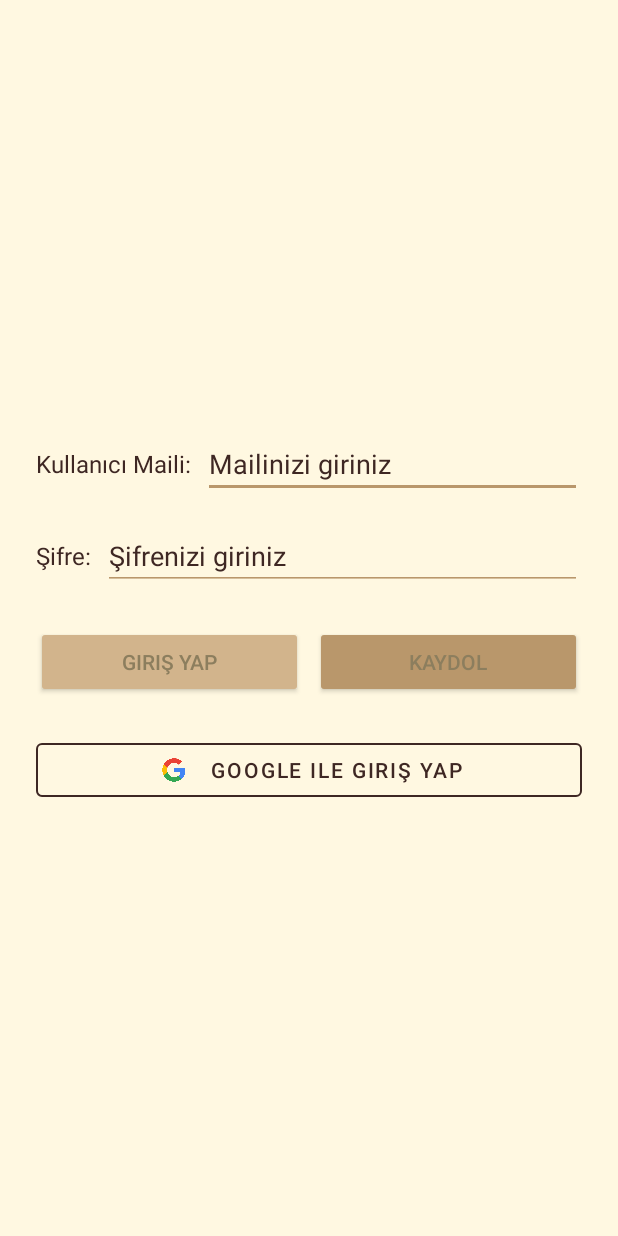
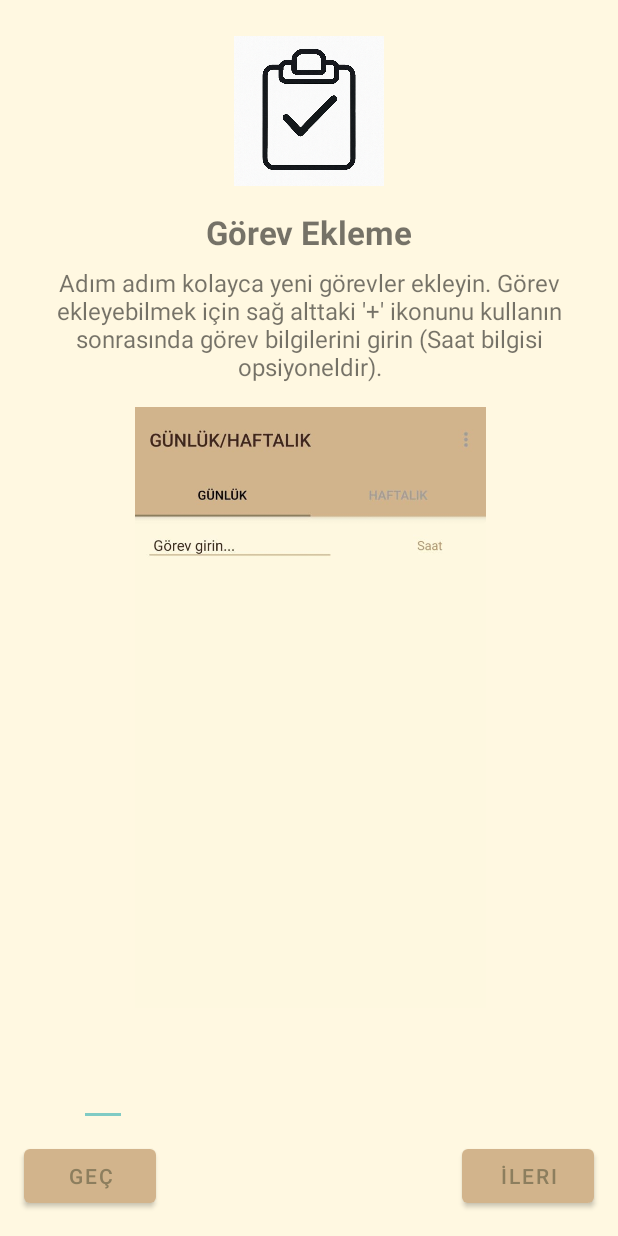
Before and after one commit to yusuf-ulgen/todolist, an Android app: the screen it shows after launch (Giris before the commit, OnboardingActivity after it), on a phone screen of 412 x 824 dp. Run offline under Robolectric (Android 15) with nearby library versions, the light colour scheme and no system bars.

Commit message:
Bu committe uygulamaya kullanıcıların uygulamayı anlayabilmesi 3 tane öğretici sayfa ekledim.

```diff
--- a/app/src/main/AndroidManifest.xml
+++ b/app/src/main/AndroidManifest.xml
@@ -5,8 +5,9 @@
     <uses-permission android:name="android.permission.INTERNET" />
     <uses-permission android:name="android.permission.ACCESS_NETWORK_STATE" />
     <uses-permission android:name="android.permission.POST_NOTIFICATIONS" />
-    <uses-permission android:name="android.permission.SCHEDULE_EXACT_ALARM"
-        tools:targetApi="s"/>
+    <uses-permission
+        android:name="android.permission.SCHEDULE_EXACT_ALARM"
+        tools:targetApi="s" />
 
     <application
         android:allowBackup="true"
@@ -18,6 +19,13 @@
         android:supportsRtl="true"
         android:theme="@style/Theme.ToDoList"
         tools:targetApi="31">
+        <activity android:name=".OnboardingActivity"
+            android:exported="true">
+            <intent-filter>
+                <action android:name="android.intent.action.MAIN" />
+                <category android:name="android.intent.category.LAUNCHER" />
+            </intent-filter>
+        </activity>
         <activity
             android:name=".NewListActivity"
             android:exported="false"
@@ -29,11 +37,6 @@
         <activity
             android:name=".Giris"
             android:exported="true">
-            <intent-filter>
-                <action android:name="android.intent.action.MAIN" />
-
-                <category android:name="android.intent.category.LAUNCHER" />
-            </intent-filter>
         </activity>
         <activity
             android:name=".AdminFeedbackActivity"
@@ -67,5 +70,4 @@
             android:name=".ResetReceiver"
             android:exported="false" />
     </application>
-
 </manifest>
--- /dev/null
+++ b/app/src/main/java/com/example/todolist/OnboardingActivity.kt
@@ -0,0 +1,82 @@
+// app/src/main/java/com/example/todolist/OnboardingActivity.kt
+package com.example.todolist
+
+import android.content.Intent
+import android.os.Bundle
+import androidx.appcompat.app.AppCompatActivity
+import androidx.viewpager2.widget.ViewPager2
+import com.example.todolist.databinding.ActivityOnboardingBinding
+import com.google.android.material.tabs.TabLayoutMediator
+import android.util.Log
+
+class OnboardingActivity : AppCompatActivity() {
+
+    private lateinit var binding: ActivityOnboardingBinding
+
+    override fun onCreate(savedInstanceState: Bundle?) {
+        super.onCreate(savedInstanceState)
+
+        // Eğer daha önce gösterildiyse atla
+        if (!PreferenceManager.isFirstLaunch(this)) {
+            startActivity(Intent(this, Giris::class.java))
+            finish()
+            return
+        }
+
+        binding = ActivityOnboardingBinding.inflate(layoutInflater)
+        setContentView(binding.root)
+
+        // --------------- Burayı güncelliyoruz ---------------
+
+        val onboardingPages = listOf(
+            OnboardingPage(
+                iconRes = R.drawable.ic_onboard_task,
+                featureImageRes = R.drawable.onboard_task_feature,   // 1. ölçekli görsel
+                title = "Görev Ekleme",
+                description = "Adım adım kolayca yeni görevler ekleyin. Görev ekleyebilmek için sağ alttaki '+' ikonunu kullanın sonrasında görev bilgilerini girin (Saat bilgisi opsiyoneldir)."
+            ),
+            OnboardingPage(
+                iconRes = R.drawable.ic_onboard_list,
+                featureImageRes = R.drawable.onboard_list_feature,   // 2. ölçekli görsel
+                title = "Listeleriniz",
+                description = "Farklı listeler oluşturarak işlerinizi kategorilere ayırın, yönetimi basitleştirin. Sağ üstten de menüye ulaşabilirsiniz."
+            ),
+            OnboardingPage(
+                iconRes = R.drawable.ic_onboard_stats,
+                featureImageRes = R.drawable.onboard_stats_feature,   // 3. ölçekli görsel
+                title = "İstatistikler",
+                description = "Günlük ve haftalık istatistiklerinizi görüntüleyerek performansınızı analiz edin. Bunu kullanabilmek için resetleme zamanını ayarlamayı unutmayın! Resetleme zamanı vakti geldiğinde görevleri 'yapılmamış' durumuna getirir tekrardan."
+            )
+        )
+
+        val onboardingAdapter = OnboardingAdapter(onboardingPages)
+        binding.viewPager.adapter = onboardingAdapter
+
+        TabLayoutMediator(binding.tabLayout, binding.viewPager) { _, _ -> }.attach()
+
+        binding.skipButton.setOnClickListener { completeOnboarding() }
+        binding.nextButton.setOnClickListener {
+            if (binding.viewPager.currentItem + 1 < onboardingAdapter.itemCount) {
+                binding.viewPager.currentItem += 1
+            } else {
+                completeOnboarding()
+            }
+        }
+
+        binding.viewPager.registerOnPageChangeCallback(object : ViewPager2.OnPageChangeCallback() {
+            override fun onPageSelected(position: Int) {
+                if (position == onboardingAdapter.itemCount - 1) {
+                    binding.nextButton.text = "Başla"
+                } else {
+                    binding.nextButton.text = "İleri"
+                }
+            }
+        })
+    }
+
+    private fun completeOnboarding() {
+        PreferenceManager.setLaunched(this)
+        startActivity(Intent(this, Giris::class.java))
+        finish()
+    }
+}
--- /dev/null
+++ b/app/src/main/java/com/example/todolist/OnboardingAdapter.kt
@@ -0,0 +1,40 @@
+package com.example.todolist
+
+import android.util.Log
+import android.view.LayoutInflater
+import android.view.View
+import android.view.ViewGroup
+import androidx.recyclerview.widget.RecyclerView
+import com.example.todolist.databinding.OnboardingPageBinding
+
+class OnboardingAdapter(
+    private val pages: List<OnboardingPage>
+) : RecyclerView.Adapter<OnboardingAdapter.OnboardingViewHolder>() {
+
+    inner class OnboardingViewHolder(val binding: OnboardingPageBinding) :
+        RecyclerView.ViewHolder(binding.root)
+
+    override fun onCreateViewHolder(parent: ViewGroup, viewType: Int): OnboardingViewHolder {
+        val binding = OnboardingPageBinding.inflate(
+            LayoutInflater.from(parent.context),
+            parent,
+            false
+        )
+        return OnboardingViewHolder(binding)
+    }
+
+    override fun onBindViewHolder(holder: OnboardingViewHolder, position: Int) {
+        val page = pages[position]
+        Log.d("OnboardingAdapter", "Binding position=$position, featureImageRes=${page.featureImageRes}")
+
+        holder.binding.pageIcon.setImageResource(page.iconRes)
+        holder.binding.pageTitle.text = page.title
+        holder.binding.pageDescription.text = page.description
+
+        // Yeni görseli burada atıyoruz:
+        holder.binding.pageFeatureImage.setImageResource(page.featureImageRes)
+        holder.binding.pageFeatureImage.visibility = View.VISIBLE
+    }
+
+    override fun getItemCount() = pages.size
+}
--- /dev/null
+++ b/app/src/main/java/com/example/todolist/OnboardingPage.kt
@@ -0,0 +1,8 @@
+package com.example.todolist
+
+data class OnboardingPage(
+    val iconRes: Int,
+    val featureImageRes: Int,
+    val title: String,
+    val description: String
+)
--- /dev/null
+++ b/app/src/main/java/com/example/todolist/PreferenceManager.kt
@@ -0,0 +1,21 @@
+package com.example.todolist
+
+import android.content.Context
+import android.content.SharedPreferences
+
+object PreferenceManager {
+    private const val PREFS_NAME = "onboard_prefs"
+    private const val KEY_FIRST_LAUNCH = "first_launch"
+
+    private fun getPrefs(context: Context): SharedPreferences {
+        return context.getSharedPreferences(PREFS_NAME, Context.MODE_PRIVATE)
+    }
+
+    fun isFirstLaunch(context: Context): Boolean {
+        return getPrefs(context).getBoolean(KEY_FIRST_LAUNCH, true)
+    }
+
+    fun setLaunched(context: Context) {
+        getPrefs(context).edit().putBoolean(KEY_FIRST_LAUNCH, false).apply()
+    }
+}
--- /dev/null
+++ b/app/src/main/res/layout/activity_onboarding.xml
@@ -0,0 +1,52 @@
+<?xml version="1.0" encoding="utf-8"?>
+<androidx.constraintlayout.widget.ConstraintLayout
+    xmlns:android="http://schemas.android.com/apk/res/android"
+    xmlns:app="http://schemas.android.com/apk/res-auto"
+    android:layout_width="match_parent"
+    android:layout_height="match_parent">
+
+    <androidx.viewpager2.widget.ViewPager2
+        android:id="@+id/viewPager"
+        android:layout_width="0dp"
+        android:layout_height="0dp"
+        app:layout_constraintTop_toTopOf="parent"
+        app:layout_constraintBottom_toTopOf="@+id/tabLayout"
+        app:layout_constraintStart_toStartOf="parent"
+        app:layout_constraintEnd_toEndOf="parent" />
+
+    <com.google.android.material.tabs.TabLayout
+        android:id="@+id/tabLayout"
+        android:layout_width="0dp"
+        android:layout_height="wrap_content"
+        app:tabIndicatorColor="@color/teal_200"
+        app:tabIndicatorFullWidth="false"
+        app:layout_constraintTop_toBottomOf="@id/viewPager"
+        app:layout_constraintStart_toStartOf="parent"
+        app:layout_constraintEnd_toEndOf="parent"
+        app:layout_constraintBottom_toTopOf="@+id/skipButton" />
+
+    <com.google.android.material.button.MaterialButton
+        android:id="@+id/skipButton"
+        android:layout_width="wrap_content"
+        android:layout_height="wrap_content"
+        android:text="Geç"
+        app:layout_constraintTop_toBottomOf="@id/tabLayout"
+        app:layout_constraintStart_toStartOf="parent"
+        app:layout_constraintBottom_toBottomOf="parent"
+        android:layout_marginStart="16dp"
+        android:layout_marginTop="16dp"
+        android:layout_marginBottom="16dp" />
+
+    <com.google.android.material.button.MaterialButton
+        android:id="@+id/nextButton"
+        android:layout_width="wrap_content"
+        android:layout_height="wrap_content"
+        android:text="İleri"
+        app:layout_constraintTop_toBottomOf="@id/tabLayout"
+        app:layout_constraintEnd_toEndOf="parent"
+        app:layout_constraintBottom_toBottomOf="parent"
+        android:layout_marginEnd="16dp"
+        android:layout_marginTop="16dp"
+        android:layout_marginBottom="16dp" />
+
+</androidx.constraintlayout.widget.ConstraintLayout>
--- /dev/null
+++ b/app/src/main/res/layout/onboarding_page.xml
@@ -0,0 +1,62 @@
+<?xml version="1.0" encoding="utf-8"?>
+<androidx.constraintlayout.widget.ConstraintLayout
+    xmlns:android="http://schemas.android.com/apk/res/android"
+    xmlns:app="http://schemas.android.com/apk/res-auto"
+    xmlns:tools="http://schemas.android.com/tools"
+    android:layout_width="match_parent"
+    android:layout_height="match_parent"
+    android:padding="24dp">
+
+    <!-- Küçük ikon -->
+    <ImageView
+        android:id="@+id/pageIcon"
+        android:layout_width="100dp"
+        android:layout_height="100dp"
+        app:layout_constraintTop_toTopOf="parent"
+        app:layout_constraintStart_toStartOf="parent"
+        app:layout_constraintEnd_toEndOf="parent"
+        android:src="@drawable/ic_onboard_task"
+        android:contentDescription="@null" />
+
+    <!-- Başlık -->
+    <TextView
+        android:id="@+id/pageTitle"
+        android:layout_width="0dp"
+        android:layout_height="wrap_content"
+        android:text="Başlık"
+        android:textSize="22sp"
+        android:textStyle="bold"
+        android:gravity="center"
+        app:layout_constraintTop_toBottomOf="@id/pageIcon"
+        app:layout_constraintStart_toStartOf="parent"
+        app:layout_constraintEnd_toEndOf="parent"
+        android:layout_marginTop="16dp"/>
+
+    <!-- Açıklama -->
+    <TextView
+        android:id="@+id/pageDescription"
+        android:layout_width="0dp"
+        android:layout_height="wrap_content"
+        android:text="Açıklama metni buraya gelecek."
+        android:textSize="16sp"
+        android:gravity="center"
+        app:layout_constraintTop_toBottomOf="@id/pageTitle"
+        app:layout_constraintStart_toStartOf="parent"
+        app:layout_constraintEnd_toEndOf="parent"
+        android:layout_marginTop="8dp"/>
+
+    <!-- Feature Görseli -->
+    <ImageView
+        android:id="@+id/pageFeatureImage"
+        android:layout_width="366dp"
+        android:layout_height="501dp"
+        android:layout_marginTop="16dp"
+        android:adjustViewBounds="true"
+        android:contentDescription="@null"
+        android:scaleType="fitCenter"
+        android:src="@drawable/onboard_task_feature"
+        android:visibility="visible"
+        app:layout_constraintEnd_toEndOf="parent"
+        app:layout_constraintStart_toStartOf="parent"
+        app:layout_constraintTop_toBottomOf="@id/pageDescription" />
+</androidx.constraintlayout.widget.ConstraintLayout>
--- a/app/src/main/res/values/colors.xml
+++ b/app/src/main/res/values/colors.xml
@@ -35,4 +35,5 @@
     <color name="dark_tab_unselected">#BBBBBB</color>
     <color name="dark_tab_selected">#90CAF9</color>
 
+    <color name="teal_200">#80CBC4</color>
 </resources>
```
Also changed, not shown: app/src/main/res/drawable/ic_onboard_list.png (added), app/src/main/res/drawable/ic_onboard_stats.png (added), app/src/main/res/drawable/ic_onboard_task.png (added), app/src/main/res/drawable/onboard_list_feature.png (added), app/src/main/res/drawable/onboard_stats_feature.png (added), app/src/main/res/drawable/onboard_task_feature.png (added).
